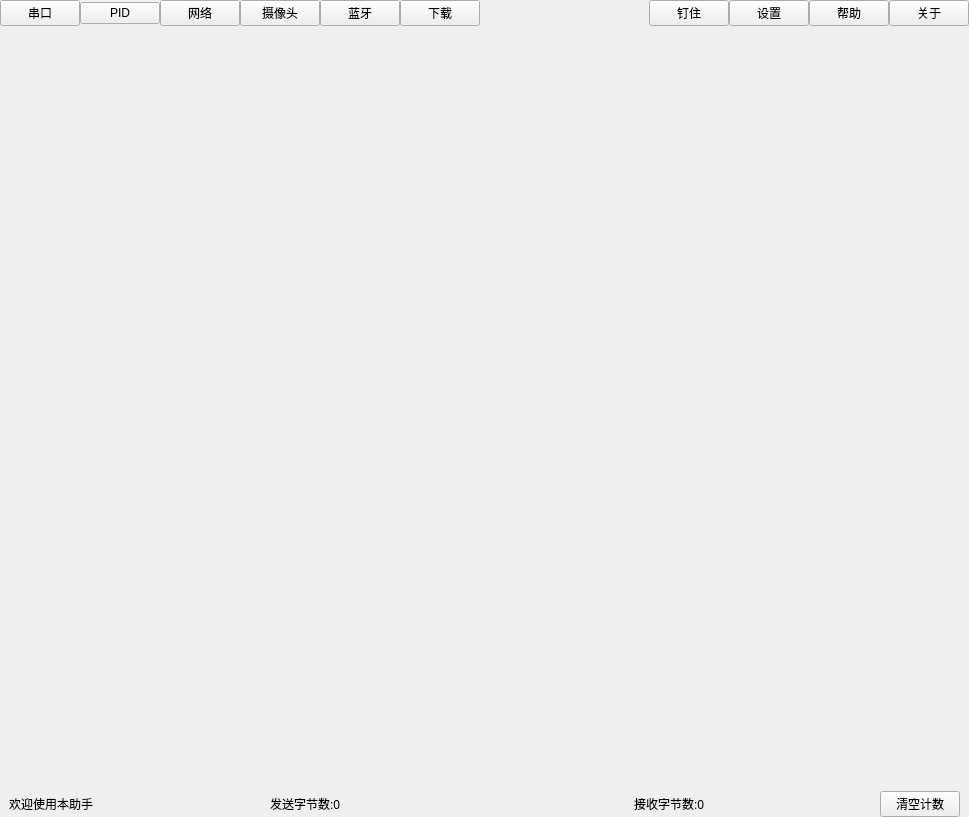
First picture: the form in assistant/widget.ui, repository han-shao-jun/assistant, before the edit.
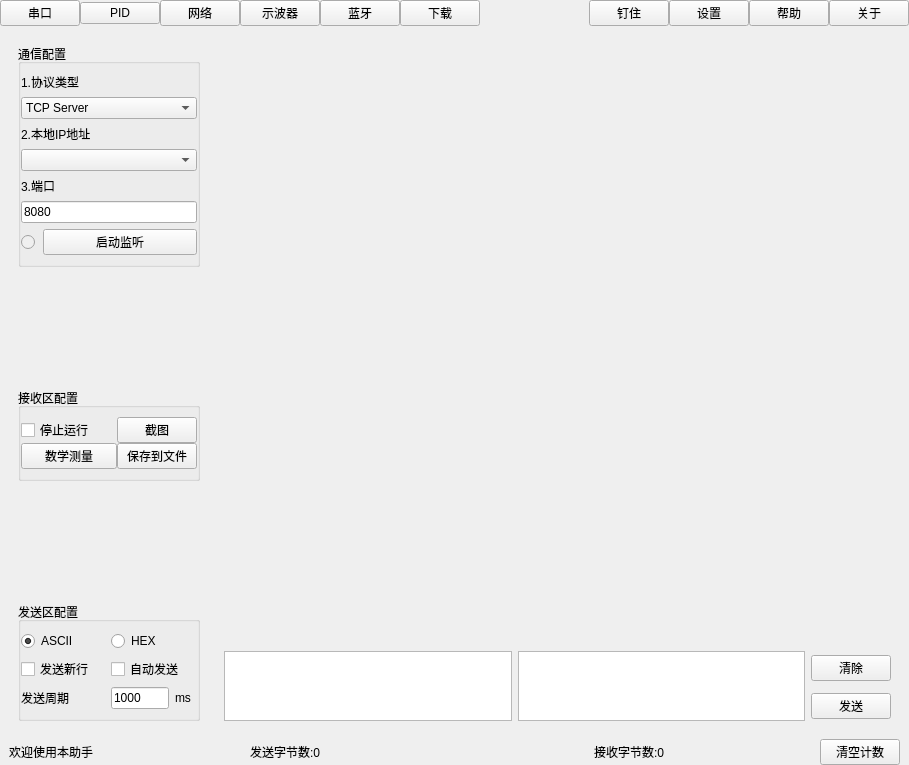
Second picture: the form after the edit. The open tabs and pages were chosen to show the change. Custom widgets are drawn as their Qt base class.

```diff
--- a/assistant/widget.ui
+++ b/assistant/widget.ui
@@ -6,8 +6,8 @@
    <rect>
     <x>0</x>
     <y>0</y>
-    <width>969</width>
-    <height>817</height>
+    <width>909</width>
+    <height>760</height>
    </rect>
   </property>
   <property name="maximumSize">
@@ -83,7 +83,7 @@
       <item>
        <widget class="QPushButton" name="menuCameraBtn">
         <property name="text">
-         <string>摄像头</string>
+         <string>示波器</string>
         </property>
        </widget>
       </item>
@@ -2110,7 +2110,443 @@
        </item>
       </layout>
      </widget>
-     <widget class="QWidget" name="cameraPage"/>
+     <widget class="QWidget" name="cameraPage">
+      <layout class="QGridLayout" name="gridLayout_24">
+       <item row="0" column="0" rowspan="2">
+        <widget class="QWidget" name="oscConfigWidget" native="true">
+         <property name="minimumSize">
+          <size>
+           <width>195</width>
+           <height>0</height>
+          </size>
+         </property>
+         <property name="maximumSize">
+          <size>
+           <width>200</width>
+           <height>16777215</height>
+          </size>
+         </property>
+         <layout class="QVBoxLayout" name="verticalLayout_8">
+          <item>
+           <widget class="QGroupBox" name="oscConfigGroup">
+            <property name="enabled">
+             <bool>true</bool>
+            </property>
+            <property name="maximumSize">
+             <size>
+              <width>185</width>
+              <height>16777215</height>
+             </size>
+            </property>
+            <property name="title">
+             <string>通信配置</string>
+            </property>
+            <layout class="QGridLayout" name="gridLayout_20">
+             <property name="leftMargin">
+              <number>0</number>
+             </property>
+             <property name="rightMargin">
+              <number>0</number>
+             </property>
+             <item row="0" column="0" colspan="2">
+              <widget class="QLabel" name="oscProtocolLabel">
+               <property name="text">
+                <string>1.协议类型</string>
+               </property>
+              </widget>
+             </item>
+             <item row="1" column="0" colspan="2">
+              <widget class="QComboBox" name="oscProtocol">
+               <item>
+                <property name="text">
+                 <string>TCP Server</string>
+                </property>
+               </item>
+               <item>
+                <property name="text">
+                 <string>TCP Client</string>
+                </property>
+               </item>
+               <item>
+                <property name="text">
+                 <string>UDP</string>
+                </property>
+               </item>
+              </widget>
+             </item>
+             <item row="2" column="0" colspan="2">
+              <widget class="QLabel" name="oscIpLabel">
+               <property name="text">
+                <string>2.本地IP地址</string>
+               </property>
+              </widget>
+             </item>
+             <item row="3" column="0" colspan="2">
+              <widget class="QComboBox" name="oscIp"/>
+             </item>
+             <item row="4" column="0" colspan="2">
+              <widget class="QLabel" name="oscComLabel">
+               <property name="text">
+                <string>3.端口</string>
+               </property>
+              </widget>
+             </item>
+             <item row="5" column="0" colspan="2">
+              <widget class="QLineEdit" name="oscPort">
+               <property name="text">
+                <string>8080</string>
+               </property>
+              </widget>
+             </item>
+             <item row="6" column="0">
+              <widget class="QRadioButton" name="oscStateBtn">
+               <property name="enabled">
+                <bool>false</bool>
+               </property>
+               <property name="maximumSize">
+                <size>
+                 <width>16</width>
+                 <height>16</height>
+                </size>
+               </property>
+               <property name="text">
+                <string/>
+               </property>
+              </widget>
+             </item>
+             <item row="6" column="1">
+              <widget class="QPushButton" name="oscOperateBtn">
+               <property name="text">
+                <string>启动监听</string>
+               </property>
+              </widget>
+             </item>
+            </layout>
+           </widget>
+          </item>
+          <item>
+           <spacer name="verticalSpacer_6">
+            <property name="orientation">
+             <enum>Qt::Vertical</enum>
+            </property>
+            <property name="sizeHint" stdset="0">
+             <size>
+              <width>20</width>
+              <height>290</height>
+             </size>
+            </property>
+           </spacer>
+          </item>
+          <item>
+           <widget class="QGroupBox" name="oscRecGroup">
+            <property name="maximumSize">
+             <size>
+              <width>16777215</width>
+              <height>16777215</height>
+             </size>
+            </property>
+            <property name="title">
+             <string>接收区配置</string>
+            </property>
+            <layout class="QGridLayout" name="gridLayout_21">
+             <property name="leftMargin">
+              <number>0</number>
+             </property>
+             <property name="rightMargin">
+              <number>0</number>
+             </property>
+             <property name="spacing">
+              <number>0</number>
+             </property>
+             <item row="0" column="1">
+              <widget class="QPushButton" name="oscRecPicBtn">
+               <property name="text">
+                <string>截图</string>
+               </property>
+              </widget>
+             </item>
+             <item row="1" column="0">
+              <widget class="QPushButton" name="oscRecClearBtn">
+               <property name="maximumSize">
+                <size>
+                 <width>16777215</width>
+                 <height>16777215</height>
+                </size>
+               </property>
+               <property name="text">
+                <string>数学测量</string>
+               </property>
+              </widget>
+             </item>
+             <item row="1" column="1">
+              <widget class="QPushButton" name="oscRecSaveBtn">
+               <property name="sizePolicy">
+                <sizepolicy hsizetype="Fixed" vsizetype="Fixed">
+                 <horstretch>0</horstretch>
+                 <verstretch>0</verstretch>
+                </sizepolicy>
+               </property>
+               <property name="maximumSize">
+                <size>
+                 <width>16777215</width>
+                 <height>16777215</height>
+                </size>
+               </property>
+               <property name="text">
+                <string>保存到文件</string>
+               </property>
+              </widget>
+             </item>
+             <item row="0" column="0">
+              <widget class="QCheckBox" name="oscRecStopBtn">
+               <property name="text">
+                <string>停止运行</string>
+               </property>
+              </widget>
+             </item>
+            </layout>
+           </widget>
+          </item>
+          <item>
+           <spacer name="verticalSpacer_7">
+            <property name="orientation">
+             <enum>Qt::Vertical</enum>
+            </property>
+            <property name="sizeHint" stdset="0">
+             <size>
+              <width>20</width>
+              <height>289</height>
+             </size>
+            </property>
+           </spacer>
+          </item>
+          <item>
+           <widget class="QGroupBox" name="oscSendGroup">
+            <property name="maximumSize">
+             <size>
+              <width>185</width>
+              <height>16777215</height>
+             </size>
+            </property>
+            <property name="title">
+             <string>发送区配置</string>
+            </property>
+            <layout class="QGridLayout" name="gridLayout_22">
+             <property name="leftMargin">
+              <number>0</number>
+             </property>
+             <property name="rightMargin">
+              <number>0</number>
+             </property>
+             <item row="2" column="3">
+              <widget class="QLabel" name="oscSendCycleMsLabel">
+               <property name="sizePolicy">
+                <sizepolicy hsizetype="Fixed" vsizetype="Fixed">
+                 <horstretch>0</horstretch>
+                 <verstretch>0</verstretch>
+                </sizepolicy>
+               </property>
+               <property name="maximumSize">
+                <size>
+                 <width>21</width>
+                 <height>16777215</height>
+                </size>
+               </property>
+               <property name="text">
+                <string>ms</string>
+               </property>
+              </widget>
+             </item>
+             <item row="1" column="2" colspan="2">
+              <widget class="QCheckBox" name="oscSendAutoBtn">
+               <property name="sizePolicy">
+                <sizepolicy hsizetype="Fixed" vsizetype="Fixed">
+                 <horstretch>0</horstretch>
+                 <verstretch>0</verstretch>
+                </sizepolicy>
+               </property>
+               <property name="minimumSize">
+                <size>
+                 <width>91</width>
+                 <height>0</height>
+                </size>
+               </property>
+               <property name="maximumSize">
+                <size>
+                 <width>91</width>
+                 <height>16777215</height>
+                </size>
+               </property>
+               <property name="text">
+                <string>自动发送</string>
+               </property>
+              </widget>
+             </item>
+             <item row="0" column="0">
+              <widget class="QRadioButton" name="oscSendAsciiBtn">
+               <property name="minimumSize">
+                <size>
+                 <width>61</width>
+                 <height>0</height>
+                </size>
+               </property>
+               <property name="maximumSize">
+                <size>
+                 <width>61</width>
+                 <height>16777215</height>
+                </size>
+               </property>
+               <property name="text">
+                <string>ASCII</string>
+               </property>
+               <property name="checked">
+                <bool>true</bool>
+               </property>
+              </widget>
+             </item>
+             <item row="2" column="0" colspan="2">
+              <widget class="QLabel" name="oscSendCycleLabel">
+               <property name="sizePolicy">
+                <sizepolicy hsizetype="Fixed" vsizetype="Fixed">
+                 <horstretch>0</horstretch>
+                 <verstretch>0</verstretch>
+                </sizepolicy>
+               </property>
+               <property name="maximumSize">
+                <size>
+                 <width>90</width>
+                 <height>16777215</height>
+                </size>
+               </property>
+               <property name="text">
+                <string>发送周期</string>
+               </property>
+              </widget>
+             </item>
+             <item row="2" column="2">
+              <widget class="QLineEdit" name="oscSendCycleEdit">
+               <property name="enabled">
+                <bool>true</bool>
+               </property>
+               <property name="sizePolicy">
+                <sizepolicy hsizetype="Fixed" vsizetype="Fixed">
+                 <horstretch>0</horstretch>
+                 <verstretch>0</verstretch>
+                </sizepolicy>
+               </property>
+               <property name="maximumSize">
+                <size>
+                 <width>60</width>
+                 <height>16777215</height>
+                </size>
+               </property>
+               <property name="text">
+                <string>1000</string>
+               </property>
+              </widget>
+             </item>
+             <item row="1" column="0" colspan="2">
+              <widget class="QCheckBox" name="oscSendNewlineBtn">
+               <property name="minimumSize">
+                <size>
+                 <width>87</width>
+                 <height>0</height>
+                </size>
+               </property>
+               <property name="maximumSize">
+                <size>
+                 <width>87</width>
+                 <height>16777215</height>
+                </size>
+               </property>
+               <property name="text">
+                <string>发送新行</string>
+               </property>
+              </widget>
+             </item>
+             <item row="0" column="2">
+              <widget class="QRadioButton" name="oscSendHexBtn">
+               <property name="minimumSize">
+                <size>
+                 <width>51</width>
+                 <height>0</height>
+                </size>
+               </property>
+               <property name="maximumSize">
+                <size>
+                 <width>51</width>
+                 <height>16777215</height>
+                </size>
+               </property>
+               <property name="text">
+                <string>HEX</string>
+               </property>
+              </widget>
+             </item>
+            </layout>
+           </widget>
+          </item>
+         </layout>
+        </widget>
+       </item>
+       <item row="0" column="1">
+        <widget class="QCustomPlot" name="oscCustomPlot" native="true">
+         <property name="minimumSize">
+          <size>
+           <width>0</width>
+           <height>601</height>
+          </size>
+         </property>
+        </widget>
+       </item>
+       <item row="1" column="1">
+        <widget class="QWidget" name="msg" native="true">
+         <property name="maximumSize">
+          <size>
+           <width>16777215</width>
+           <height>89</height>
+          </size>
+         </property>
+         <layout class="QGridLayout" name="gridLayout_23">
+          <item row="1" column="2">
+           <widget class="QPushButton" name="oscSendBtn">
+            <property name="text">
+             <string>发送</string>
+            </property>
+           </widget>
+          </item>
+          <item row="0" column="2">
+           <widget class="QPushButton" name="pushButton">
+            <property name="text">
+             <string>清除</string>
+            </property>
+           </widget>
+          </item>
+          <item row="0" column="1" rowspan="2">
+           <widget class="QTextEdit" name="oscSendText">
+            <property name="maximumSize">
+             <size>
+              <width>16777215</width>
+              <height>91</height>
+             </size>
+            </property>
+           </widget>
+          </item>
+          <item row="0" column="0" rowspan="2">
+           <widget class="QTextBrowser" name="textBrowser">
+            <property name="maximumSize">
+             <size>
+              <width>16777215</width>
+              <height>91</height>
+             </size>
+            </property>
+           </widget>
+          </item>
+         </layout>
+        </widget>
+       </item>
+      </layout>
+     </widget>
      <widget class="QWidget" name="cluetoothPage"/>
      <widget class="QWidget" name="dowPage">
       <layout class="QGridLayout" name="gridLayout_18">
```
Left out of the diff: 432 changed lines with no effect on the pictures.
